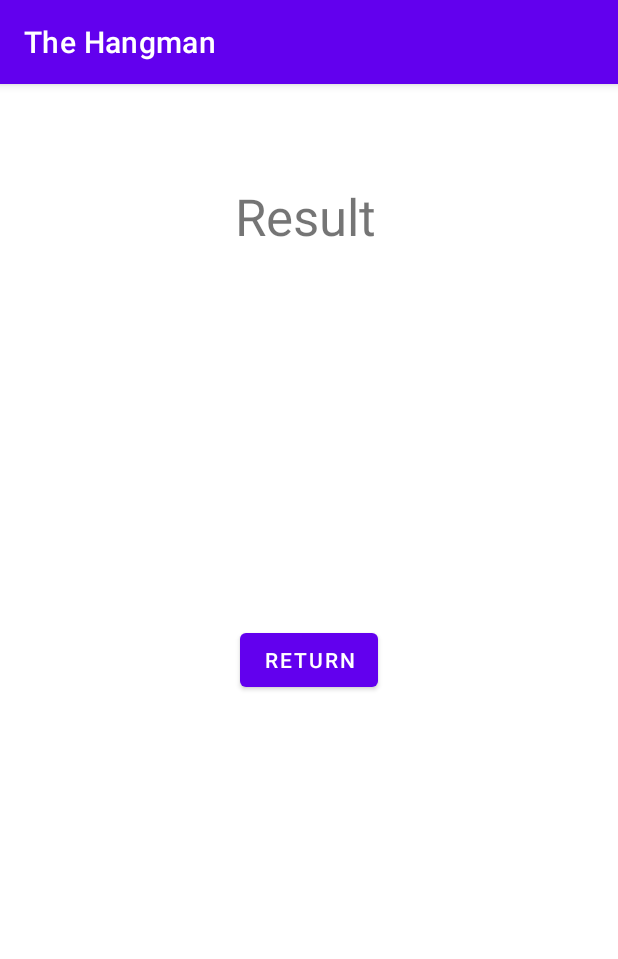
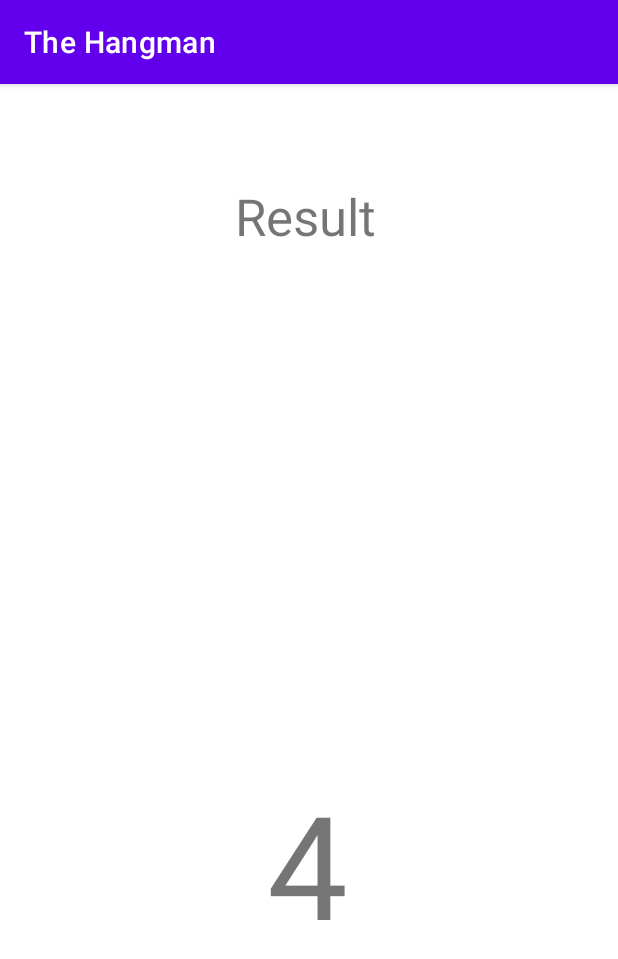
Before and after one commit to DA-102386-2223/thehangman2, an Android app: the EndGameActivity screen opened directly, with no data from a screen before it, on a phone screen of 412 x 824 dp. Shown: the top 959 px of the screen. Run offline under Robolectric (Android 15) with nearby library versions, the phone set to English and light mode, and no system bars.

Commit message:
Ampliació 2: End Game v2 Done

```diff
--- a/app/src/main/java/cat/udl/gtidic/course2223/teacher/thehangman/views/EndGameActivity.java
+++ b/app/src/main/java/cat/udl/gtidic/course2223/teacher/thehangman/views/EndGameActivity.java
@@ -3,18 +3,25 @@ package cat.udl.gtidic.course2223.teacher.thehangman.views;
 import androidx.appcompat.app.AppCompatActivity;
 
 import android.os.Bundle;
+import android.os.Handler;
 import android.util.Log;
+import android.view.View;
 import android.widget.TextView;
 
 import cat.udl.gtidic.course2223.teacher.thehangman.R;
 
 public class EndGameActivity extends AppCompatActivity {
     TextView ResultText;
+    TextView noTimeToDieText;
+    Handler handler;
     @Override
     protected void onCreate(Bundle savedInstanceState) {
         super.onCreate(savedInstanceState);
         setContentView(R.layout.activity_end_game);
         ResultText = findViewById(R.id.ResultText);
+        noTimeToDieText = findViewById(R.id.noTimeToDieText);
+        findViewById(R.id.ReturnButton).setOnClickListener(v -> finish());
+        findViewById(R.id.ReturnButton).setVisibility(View.INVISIBLE);
         Bundle bundle = getIntent().getExtras();
         if(bundle != null) {
             boolean resultado = bundle.getBoolean("resultado");
@@ -24,6 +31,26 @@ public class EndGameActivity extends AppCompatActivity {
                 ResultText.setText("Perdiste, admítelo no sabes jugar :(");
             }
         }
-        findViewById(R.id.ReturnButton).setOnClickListener(v -> finish());
+        handler = new Handler();
+        noTimeToDie();
+    }
+    public void noTimeToDie(){
+        int i;
+        for (i = 5; i > 0; i--) {
+            final int countdownValue = i;
+            handler.postDelayed(new Runnable() {
+                @Override
+                public void run() {
+                    noTimeToDieText.setText(String.valueOf(countdownValue));
+                }
+            }, (5 - i) * 1000);
+        }
+        handler.postDelayed(new Runnable() {
+            @Override
+            public void run() {
+                noTimeToDieText.setText("0");
+                finish();
+            }
+        }, 5000);
     }
 }
--- a/app/src/main/res/layout/activity_end_game.xml
+++ b/app/src/main/res/layout/activity_end_game.xml
@@ -40,4 +40,16 @@
         app:layout_constraintStart_toStartOf="parent"
         app:layout_constraintTop_toTopOf="parent"
         app:layout_constraintVertical_bias="0.522" />
+
+    <TextView
+        android:id="@+id/noTimeToDieText"
+        android:layout_width="wrap_content"
+        android:layout_height="wrap_content"
+        android:textSize="96sp"
+        app:layout_constraintBottom_toBottomOf="parent"
+        app:layout_constraintEnd_toEndOf="parent"
+        app:layout_constraintHorizontal_bias="0.498"
+        app:layout_constraintStart_toStartOf="parent"
+        app:layout_constraintTop_toBottomOf="@+id/ReturnButton"
+        app:layout_constraintVertical_bias="0.204" />
 </androidx.constraintlayout.widget.ConstraintLayout>
```
